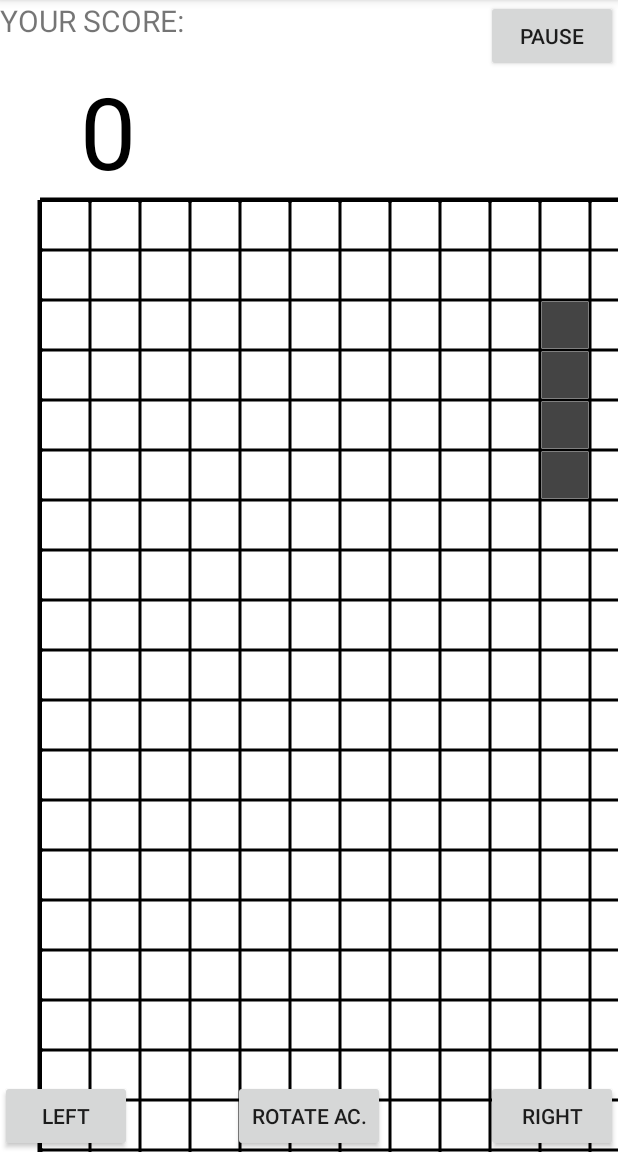
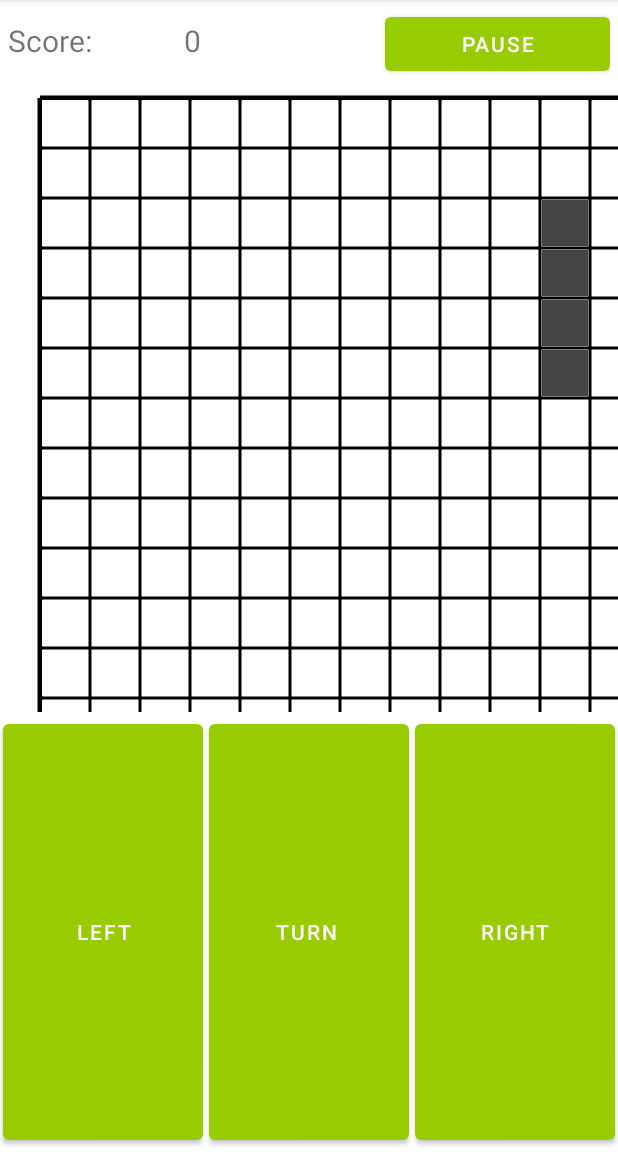
Before and after one commit to eggerandreas/tetris_game, an Android app: the screen it shows after launch (GameActivity), after a tap on "EASY MODE", on a phone screen of 412 x 824 dp, the part 84-1236 px from its top. Run offline under Robolectric (Android 15) with nearby library versions, the light colour scheme and no system bars.

Commit message:
changed the game layout but not finished yet

```diff
--- a/app/src/main/java/com/tetris/game/GameActivity.java
+++ b/app/src/main/java/com/tetris/game/GameActivity.java
@@ -4,33 +4,29 @@ import androidx.appcompat.app.AppCompatActivity;
 
 import android.os.Bundle;
 import android.content.Intent;
-import android.graphics.Color;
 import android.os.Handler;
 import android.os.Looper;
 import android.view.View;
 import android.widget.Button;
 import android.widget.FrameLayout;
-import android.widget.RelativeLayout;
 import android.widget.TextView;
 
 public class GameActivity extends AppCompatActivity implements View.OnClickListener {
 
-    DrawView drawView;
-    GameState gameState;
-    RelativeLayout gameButtons;
-    Button left;
-    Button right;
-    Button rotateAc;
-    FrameLayout game;
-    Button pause;
-    TextView score;
-    Handler handler;
-    Runnable loop;
-    int delayFactor;
-    int delay;
-    int delayLowerLimit;
-    Intent i;
-    int tempScore;
+    public static GameState gameState = new GameState(24, 20, TetrisFigureType.getRandomTetrisFigure());
+    private TetrisView tetrisView;
+    private Button left;
+    private Button right;
+    private Button turn;
+    private Button pause;
+    private TextView score;
+    private Handler handler;
+    private Runnable loop;
+    private int delayFactor;
+    private int delay;
+    private int delayLowerLimit;
+    private int tempScore;
+
 
     @Override
     protected void onCreate(Bundle savedInstanceState) {
@@ -38,15 +34,20 @@ public class GameActivity extends AppCompatActivity implements View.OnClickListe
         setContentView(R.layout.activity_game);
 
         tempScore = 0;
-        gameState = new GameState(24, 20, TetrisFigureType.getRandomTetrisFigure());
 
-        drawView = new DrawView(this, gameState);
-        drawView.setBackgroundColor(Color.WHITE);
+        // config the used views
+        tetrisView = findViewById(R.id.tetris_view);
+        left = findViewById(R.id.button_left);
+        turn = findViewById(R.id.button_turn);
+        right = findViewById(R.id.button_right);
+        pause = findViewById(R.id.button_pause);
+        score = findViewById(R.id.game_score);
 
-        game = new FrameLayout(this);
-        gameButtons = new RelativeLayout(this);
-
-
+        // set onclicklisteners
+        left.setOnClickListener(this);
+        turn.setOnClickListener(this);
+        right.setOnClickListener(this);
+        pause.setOnClickListener(this);
 
         delay = 500;
         delayLowerLimit = 200;
@@ -65,87 +66,6 @@ public class GameActivity extends AppCompatActivity implements View.OnClickListe
             gameState.difficultMode = false;
         }
 
-
-
-        // create the used Buttons
-        left = new Button(this);
-        left.setText(R.string.left);
-        left.setId(R.id.left);
-
-        right = new Button(this);
-        right.setText(R.string.right);
-        right.setId(R.id.right);
-
-        rotateAc = new Button(this);
-        rotateAc.setText(R.string.rotate_ac);
-        rotateAc.setId(R.id.rotate_ac);
-
-        pause = new Button(this);
-        pause.setText(R.string.pause);
-        pause.setId(R.id.pause);
-
-        score = new TextView(this);
-        score.setText(R.string.score);
-        score.setId(R.id.score);
-        score.setTextSize(20);
-
-
-        // create the Layouts
-        RelativeLayout.LayoutParams rl = new RelativeLayout.LayoutParams(RelativeLayout.LayoutParams.WRAP_CONTENT, RelativeLayout.LayoutParams.WRAP_CONTENT);
-        RelativeLayout.LayoutParams leftButton = new RelativeLayout.LayoutParams(RelativeLayout.LayoutParams.WRAP_CONTENT, RelativeLayout.LayoutParams.WRAP_CONTENT);
-        RelativeLayout.LayoutParams rightButton = new RelativeLayout.LayoutParams(RelativeLayout.LayoutParams.WRAP_CONTENT, RelativeLayout.LayoutParams.WRAP_CONTENT);
-        RelativeLayout.LayoutParams downButton = new RelativeLayout.LayoutParams(RelativeLayout.LayoutParams.WRAP_CONTENT, RelativeLayout.LayoutParams.WRAP_CONTENT);
-        RelativeLayout.LayoutParams pausebutton = new RelativeLayout.LayoutParams(RelativeLayout.LayoutParams.WRAP_CONTENT, RelativeLayout.LayoutParams.WRAP_CONTENT);
-        RelativeLayout.LayoutParams scoretext = new RelativeLayout.LayoutParams(RelativeLayout.LayoutParams.WRAP_CONTENT, RelativeLayout.LayoutParams.WRAP_CONTENT);
-
-        // set and add the layouts / views
-        gameButtons.setLayoutParams(rl);
-        gameButtons.addView(left);
-        gameButtons.addView(right);
-        gameButtons.addView(rotateAc);
-        gameButtons.addView(pause);
-        gameButtons.addView(score);
-
-        // add some Rules
-        leftButton.addRule(RelativeLayout.ALIGN_PARENT_LEFT, RelativeLayout.TRUE);
-        leftButton.addRule(RelativeLayout.ALIGN_PARENT_BOTTOM, RelativeLayout.TRUE);
-
-        rightButton.addRule(RelativeLayout.ALIGN_PARENT_RIGHT, RelativeLayout.TRUE);
-        rightButton.addRule(RelativeLayout.ALIGN_PARENT_BOTTOM, RelativeLayout.TRUE);
-
-        downButton.addRule(RelativeLayout.CENTER_HORIZONTAL, RelativeLayout.TRUE);
-        downButton.addRule(RelativeLayout.ALIGN_PARENT_BOTTOM, RelativeLayout.TRUE);
-
-        pausebutton.addRule(RelativeLayout.ALIGN_PARENT_RIGHT, RelativeLayout.TRUE);
-        pausebutton.addRule(RelativeLayout.ALIGN_PARENT_TOP, RelativeLayout.TRUE);
-
-        scoretext.addRule(RelativeLayout.ALIGN_PARENT_LEFT, RelativeLayout.TRUE);
-        scoretext.addRule(RelativeLayout.ALIGN_PARENT_TOP, RelativeLayout.TRUE);
-
-        left.setLayoutParams(leftButton);
-        right.setLayoutParams(rightButton);
-        rotateAc.setLayoutParams(downButton);
-        pause.setLayoutParams(pausebutton);
-        score.setLayoutParams(scoretext);
-
-        game.addView(drawView);
-        game.addView(gameButtons);
-        setContentView(game);
-
-        View leftButtonListener = findViewById(R.id.left);
-        leftButtonListener.setOnClickListener(this);
-
-        View rightButtonListener = findViewById(R.id.right);
-        rightButtonListener.setOnClickListener(this);
-
-        View rotateACButtonListener = findViewById(R.id.rotate_ac);
-        rotateACButtonListener.setOnClickListener(this);
-
-        View pauseButtonListener = findViewById(R.id.pause);
-        pauseButtonListener.setOnClickListener(this);
-
-
-
         handler = new Handler(Looper.getMainLooper());
         loop = new Runnable() {
             public void run() {
@@ -162,10 +82,15 @@ public class GameActivity extends AppCompatActivity implements View.OnClickListe
                                 delay = delay / delayFactor + 1;
                             }
                             gameState.incrementScore();
+
+                            // update score
                             ++tempScore;
+                            String stringScore = Integer.toString(gameState.score);
+                            score.setText(stringScore);
+
 
                         }
-                        drawView.invalidate();
+                        tetrisView.invalidate();
                     }
                     handler.postDelayed(this, delay);
                 } else {
@@ -187,6 +112,7 @@ public class GameActivity extends AppCompatActivity implements View.OnClickListe
 
         };
         loop.run();
+
     }
 
 
@@ -198,7 +124,7 @@ public class GameActivity extends AppCompatActivity implements View.OnClickListe
         } else if (action == right) {
             gameState.moveFallingTetrisFigureRight();
 
-        } else if (action == rotateAc) {
+        } else if (action == turn) {
             gameState.rotateFallingTetrisFigureAntiClock();
 
         } else if (action == pause) {
--- a/app/src/main/java/com/tetris/game/DrawView.java
+++ b/app/src/main/java/com/tetris/game/TetrisView.java
@@ -4,20 +4,25 @@ import android.content.Context;
 import android.graphics.Canvas;
 import android.graphics.Color;
 import android.graphics.Paint;
+import android.util.AttributeSet;
 import android.view.View;
 
-public class DrawView extends View {
-    int yOffset;
-    Paint paint;
-    GameState gameState;
+import androidx.annotation.Nullable;
 
-    public DrawView(Context context, final GameState gameState) {
-        super(context);
+public class TetrisView extends View {
+
+    private int yOffset;
+    private Paint paint;
+    private GameState gameState;
+
+    public TetrisView(Context context, @Nullable AttributeSet attrs) {
+        super(context, attrs);
         paint = new Paint();
         paint.setColor(Color.BLUE);
-        yOffset = 200;
-        this.gameState = gameState;
+        yOffset = 10;
+        gameState = GameActivity.gameState;
     }
+
 
     // set the tetris block colors
     private int getBlockColorCode(int color) {
@@ -101,6 +106,7 @@ public class DrawView extends View {
     }
 
     // this function print the game score
+/*
     private void PrintScore(int score, Canvas canvas) {
         Paint paint = new Paint();
         paint.setColor(Color.TRANSPARENT);
@@ -111,18 +117,23 @@ public class DrawView extends View {
 
     }
 
+ */
+
+
     @Override
     public void onDraw(Canvas canvas) {
         super.onDraw(canvas);
+
         paint.setColor(Color.BLACK);
         paint.setStrokeWidth(5f);
         Boundary(canvas);
         grid(canvas);
+
+
         if (gameState.status) {
             Clear(gameState.board, canvas);
             DrawMatrix(gameState.board, canvas);
             DrawTetrisFigure(gameState.falling, canvas);
-            PrintScore(gameState.score, canvas);
         } else {
             Paint paint = new Paint();
             DrawMatrix(gameState.board, canvas);
@@ -130,7 +141,6 @@ public class DrawView extends View {
             paint.setColor(Color.BLACK);
             paint.setTextSize(200);
             canvas.drawText(getResources().getString(R.string.game_over), 45, 800, paint);
-            PrintScore(gameState.score, canvas);
         }
 
     }
--- a/app/src/main/res/layout/activity_game.xml
+++ b/app/src/main/res/layout/activity_game.xml
@@ -1,9 +1,80 @@
 <?xml version="1.0" encoding="utf-8"?>
-<androidx.constraintlayout.widget.ConstraintLayout xmlns:android="http://schemas.android.com/apk/res/android"
+<LinearLayout xmlns:android="http://schemas.android.com/apk/res/android"
     xmlns:app="http://schemas.android.com/apk/res-auto"
     xmlns:tools="http://schemas.android.com/tools"
     android:layout_width="match_parent"
     android:layout_height="match_parent"
+    android:orientation="vertical"
     tools:context=".GameActivity">
 
-</androidx.constraintlayout.widget.ConstraintLayout>
+
+    <LinearLayout
+        android:id="@+id/top_layout"
+        android:layout_width="match_parent"
+        android:layout_height="wrap_content"
+        android:orientation="horizontal"
+        android:padding="5dp">
+
+        <TextView
+            android:id="@+id/score_description"
+            android:layout_width="wrap_content"
+            android:layout_height="wrap_content"
+            android:layout_weight="1"
+            android:text="Score:"
+            android:textSize="20sp" />
+
+        <TextView
+            android:id="@+id/game_score"
+            android:layout_width="wrap_content"
+            android:layout_height="wrap_content"
+            android:layout_weight="2"
+            android:text="0"
+            android:textSize="20sp" />
+
+        <Button
+            android:id="@+id/button_pause"
+            android:layout_width="wrap_content"
+            android:layout_height="wrap_content"
+            android:layout_weight="1"
+            android:text="@string/pause" />
+    </LinearLayout>
+
+    <com.tetris.game.TetrisView
+        android:id="@+id/tetris_view"
+        android:layout_width="match_parent"
+        android:layout_height="416dp"></com.tetris.game.TetrisView>
+
+    <LinearLayout
+
+        android:id="@+id/bottom_layout"
+        android:layout_width="match_parent"
+        android:layout_height="match_parent"
+        android:orientation="horizontal">
+
+        <Button
+            android:id="@+id/button_left"
+            android:layout_width="wrap_content"
+            android:layout_height="match_parent"
+            android:layout_margin="2dp"
+            android:layout_weight="1"
+            android:text="@string/left" />
+
+        <Button
+            android:id="@+id/button_turn"
+            android:layout_width="wrap_content"
+            android:layout_height="match_parent"
+            android:layout_margin="2dp"
+            android:layout_weight="1"
+            android:text="Turn
+" />
+
+        <Button
+            android:id="@+id/button_right"
+            android:layout_width="wrap_content"
+            android:layout_height="match_parent"
+            android:layout_margin="2dp"
+            android:layout_weight="1"
+            android:text="right" />
+    </LinearLayout>
+
+</LinearLayout>
--- a/app/src/main/res/values/colors.xml
+++ b/app/src/main/res/values/colors.xml
@@ -7,4 +7,5 @@
     <color name="teal_700">#FF018786</color>
     <color name="black">#FF000000</color>
     <color name="white">#FFFFFFFF</color>
+    <color name="green">#ff669900</color>
 </resources>
--- a/app/src/main/res/values/strings.xml
+++ b/app/src/main/res/values/strings.xml
@@ -9,7 +9,6 @@
     <string name="right">Right</string>
     <string name="rotate_ac">Rotate AC.</string>
     <string name="game_over">Game Over</string>
-    >>>>>>> 8b19ba171ed4eb11e26681dd2f218ddab4f01135
     <string name="difficulty_easy">Easy Mode</string>
     <string name="difficulty_hard">Hard Mode</string>
     <string name="ranking">RANKING</string>
```
